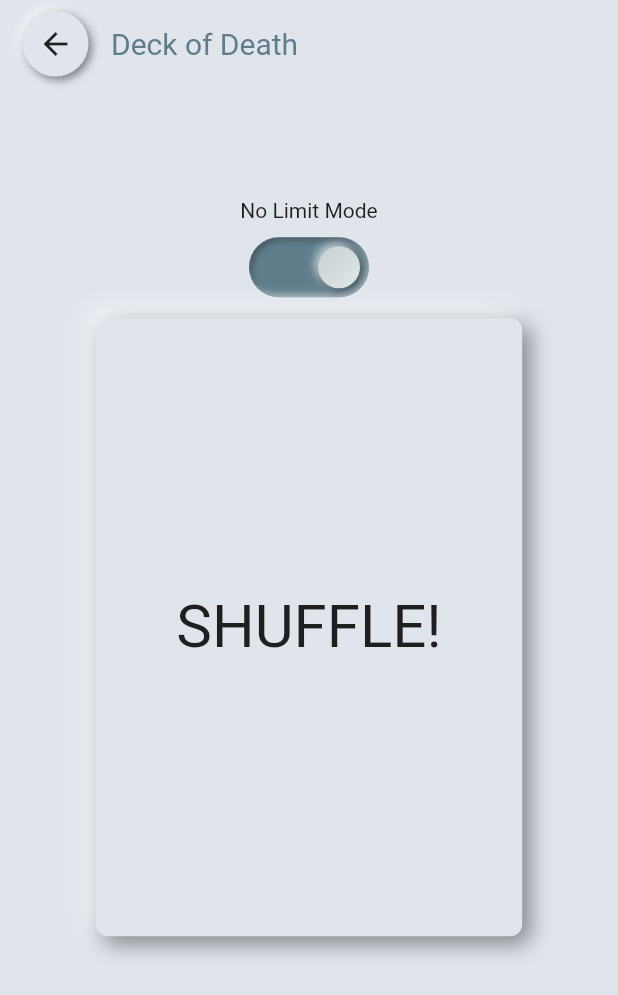
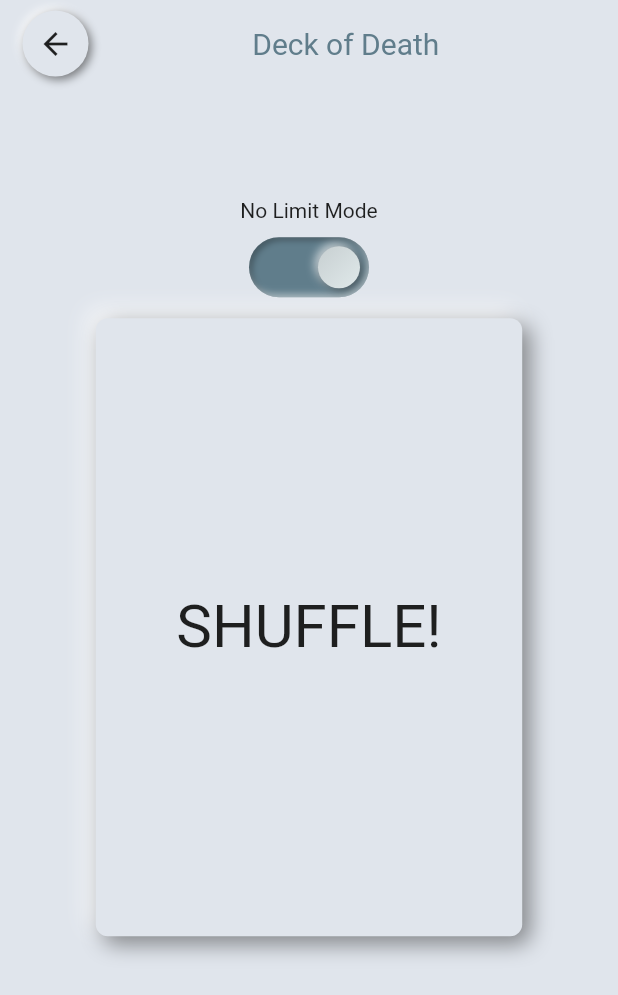
Before and after one commit to tksuns12/jailhouse_workout, a Flutter app: the screen it shows after launch, after a tap on "Deck of Death", on a phone screen of 412 x 824 dp. Shown: the top 995 px of the screen. Run offline on Flutter 3.47's test engine with Material 2 defaults, Android fonts, the phone set to English and light mode, and no system bars; drawn by our look-alikes of flutter_neumorphic; our stand-ins replace audioplayers, font_awesome_flutter, hive, hive_flutter, permission_handler, wakelock; accounts and stored records are empty.

Commit message:
각 운동 화면 타이틀 위치 수정

```diff
--- a/lib/screens/deck_of_death_screen.dart
+++ b/lib/screens/deck_of_death_screen.dart
@@ -27,7 +27,7 @@ class DeckOfDeathScreen extends StatelessWidget {
                           )
                     : Column(
                         children: <Widget>[
-                          Row(
+                          Row(mainAxisAlignment: MainAxisAlignment.spaceBetween,
                             children: <Widget>[
                               NeumorphicButton(
                                   margin: EdgeInsets.all(7),
@@ -41,6 +41,7 @@ class DeckOfDeathScreen extends StatelessWidget {
                                 style: TextStyle(
                                     fontSize: 20, color: Colors.blueGrey),
                               ),
+                              SizedBox(width: 25,)
                             ],
                           ),
                           SizedBox(
--- a/lib/screens/home_screen.dart
+++ b/lib/screens/home_screen.dart
@@ -88,7 +88,7 @@ class _MainScreenState extends State<MainScreen> {
                     width: MediaQuery.of(context).size.width * 0.7,
                     child: Center(
                       child: Text(
-                        "Juarez's Valley",
+                        "Juarez Valley",
                         style: TextStyle(fontSize: 30),
                       ),
                     ),
--- a/lib/screens/jurarez_screen.dart
+++ b/lib/screens/jurarez_screen.dart
@@ -37,11 +37,14 @@ class JuarezScreen extends StatelessWidget {
                                     }
                                     Navigator.of(context).pop();
                                   }),
+                                  Spacer(flex: 2,),
                               Text(
-                                "Juarez's Valley",
+                                "Juarez Valley",
                                 style: TextStyle(
                                     fontSize: 20, color: Colors.blueGrey),
                               ),
+                              Spacer(flex: 3,),
+                              SizedBox()
                             ],
                           ),
                           SizedBox(
```
